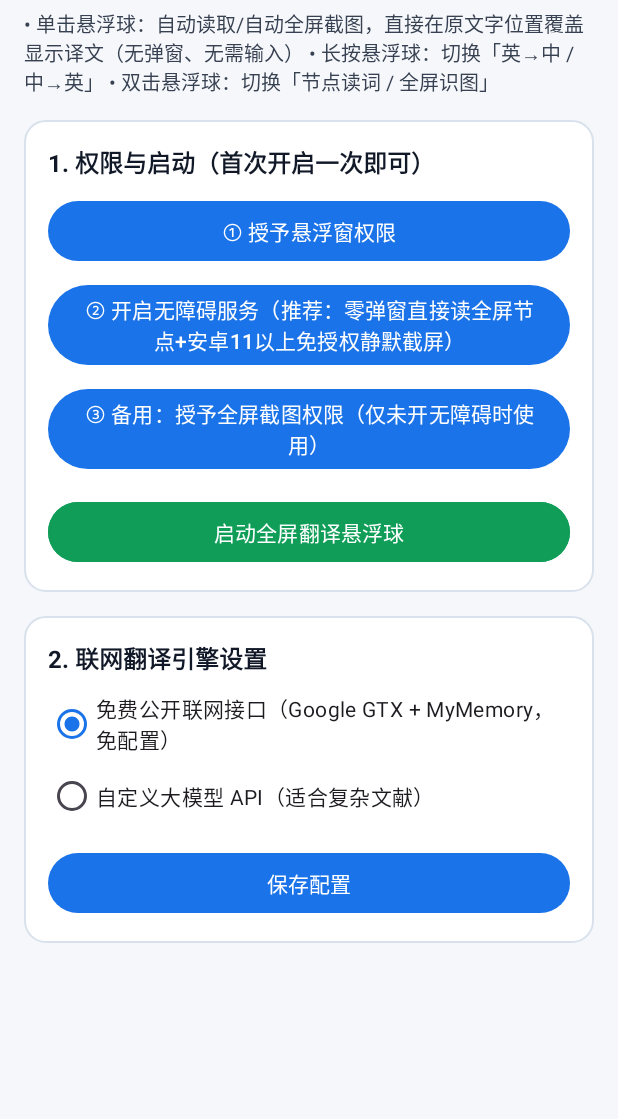
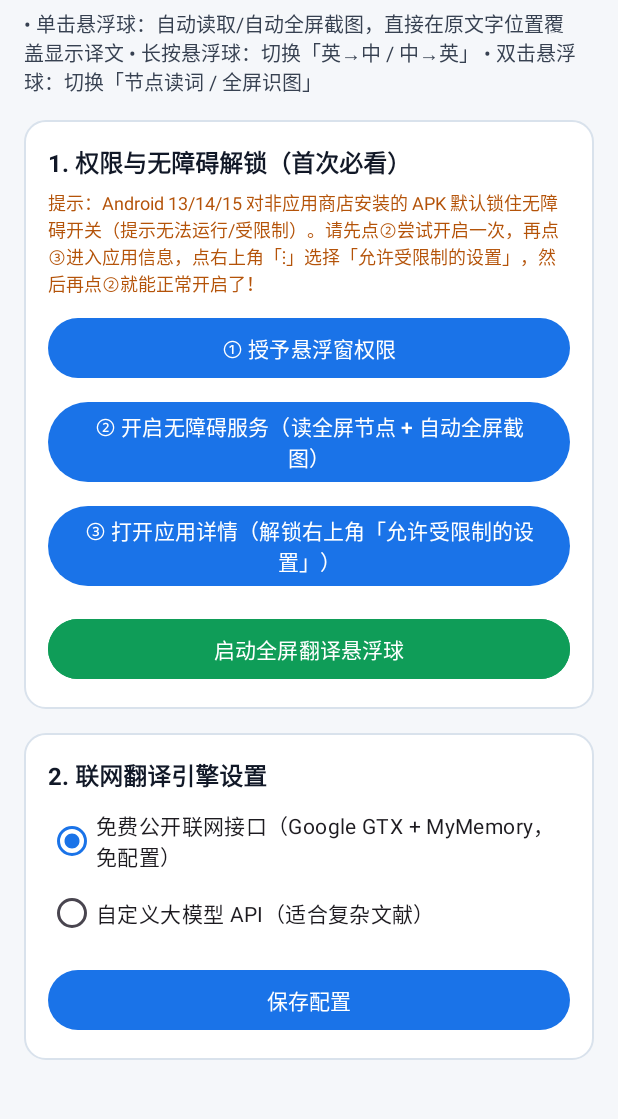
Before and after one commit to 713-ls/FloatTranslate, an Android app: the screen it shows after launch (MainActivity), on a phone screen of 412 x 824 dp, the part 73-1192 px from its top. Run offline under Robolectric (Android 15) with nearby library versions, the phone set to English and light mode, and no system bars.

Commit message:
clean FloatTranslate fixed build three

```diff
--- a/app/src/main/AndroidManifest.xml
+++ b/app/src/main/AndroidManifest.xml
@@ -4,7 +4,6 @@
     <uses-permission android:name="android.permission.INTERNET" />
     <uses-permission android:name="android.permission.SYSTEM_ALERT_WINDOW" />
     <uses-permission android:name="android.permission.FOREGROUND_SERVICE" />
-    <uses-permission android:name="android.permission.FOREGROUND_SERVICE_MEDIA_PROJECTION" />
     <uses-permission android:name="android.permission.FOREGROUND_SERVICE_SPECIAL_USE" />
     <uses-permission android:name="android.permission.POST_NOTIFICATIONS" />
 
@@ -29,7 +28,7 @@
             android:name=".service.FloatingTranslatorService"
             android:enabled="true"
             android:exported="false"
-            android:foregroundServiceType="mediaProjection|specialUse">
+            android:foregroundServiceType="specialUse">
             <property
                 android:name="android.app.PROPERTY_SPECIAL_USE_FGS_SUBTYPE"
                 android:value="floating_translation_overlay" />
@@ -37,6 +36,7 @@
 
         <service
             android:name=".service.NodeAccessibilityService"
+            android:enabled="true"
             android:exported="true"
             android:label="@string/accessibility_service_label"
             android:permission="android.permission.BIND_ACCESSIBILITY_SERVICE">
--- a/app/src/main/java/com/sheng/floattranslate/ui/MainActivity.kt
+++ b/app/src/main/java/com/sheng/floattranslate/ui/MainActivity.kt
@@ -1,9 +1,6 @@
 package com.sheng.floattranslate.ui
 
-import android.app.Activity
-import android.content.Context
 import android.content.Intent
-import android.media.projection.MediaProjectionManager
 import android.net.Uri
 import android.os.Build
 import android.os.Bundle
@@ -15,28 +12,14 @@ import android.widget.LinearLayout
 import android.widget.RadioButton
 import android.widget.RadioGroup
 import android.widget.Toast
-import androidx.activity.result.contract.ActivityResultContracts
 import androidx.appcompat.app.AppCompatActivity
 import com.sheng.floattranslate.R
-import com.sheng.floattranslate.ocr.ScreenOcrManager
 import com.sheng.floattranslate.service.FloatingTranslatorService
 import com.sheng.floattranslate.util.PrefsManager
 
 class MainActivity : AppCompatActivity() {
 
     private lateinit var prefs: PrefsManager
-
-    private val screenCaptureLauncher = registerForActivityResult(
-        ActivityResultContracts.StartActivityForResult()
-    ) { result ->
-        if (result.resultCode == Activity.RESULT_OK && result.data != null) {
-            ScreenOcrManager.resultCode = result.resultCode
-            ScreenOcrManager.resultData = result.data
-            Toast.makeText(this, "全屏截图权限已就绪", Toast.LENGTH_SHORT).show()
-        } else {
-            Toast.makeText(this, "未授予截图权限（若已开启无障碍服务，Android 11+ 依然可直接全屏截图）", Toast.LENGTH_SHORT).show()
-        }
-    }
 
     override fun onCreate(savedInstanceState: Bundle?) {
         super.onCreate(savedInstanceState)
@@ -46,7 +29,7 @@ class MainActivity : AppCompatActivity() {
 
         val btnOverlay = findViewById<Button>(R.id.btnOverlayPerm)
         val btnAccessibility = findViewById<Button>(R.id.btnAccessibilityPerm)
-        val btnScreenCapture = findViewById<Button>(R.id.btnScreenCapturePerm)
+        val btnAppInfo = findViewById<Button>(R.id.btnAppInfo)
         val btnToggleFloating = findViewById<Button>(R.id.btnToggleFloating)
 
         val rgEngine = findViewById<RadioGroup>(R.id.rgEngine)
@@ -98,9 +81,13 @@ class MainActivity : AppCompatActivity() {
             startActivity(Intent(Settings.ACTION_ACCESSIBILITY_SETTINGS))
         }
 
-        btnScreenCapture.setOnClickListener {
-            val mpm = getSystemService(Context.MEDIA_PROJECTION_SERVICE) as MediaProjectionManager
-            screenCaptureLauncher.launch(mpm.createScreenCaptureIntent())
+        btnAppInfo.setOnClickListener {
+            startActivity(
+                Intent(
+                    Settings.ACTION_APPLICATION_DETAILS_SETTINGS,
+                    Uri.parse("package:$packageName")
+                )
+            )
         }
 
         btnToggleFloating.setOnClickListener {
--- a/app/src/main/res/layout/activity_main.xml
+++ b/app/src/main/res/layout/activity_main.xml
@@ -22,7 +22,7 @@
             android:layout_width="wrap_content"
             android:layout_height="wrap_content"
             android:layout_marginTop="6dp"
-            android:text="• 单击悬浮球：自动读取/自动全屏截图，直接在原文字位置覆盖显示译文（无弹窗、无需输入）
+            android:text="• 单击悬浮球：自动读取/自动全屏截图，直接在原文字位置覆盖显示译文
 • 长按悬浮球：切换「英→中 / 中→英」
 • 双击悬浮球：切换「节点读词 / 全屏识图」"
             android:textColor="#374151"
@@ -39,10 +39,18 @@
             <TextView
                 android:layout_width="wrap_content"
                 android:layout_height="wrap_content"
-                android:text="1. 权限与启动（首次开启一次即可）"
+                android:text="1. 权限与无障碍解锁（首次必看）"
                 android:textColor="#111827"
                 android:textSize="16sp"
                 android:textStyle="bold" />
+
+            <TextView
+                android:layout_width="match_parent"
+                android:layout_height="wrap_content"
+                android:layout_marginTop="6dp"
+                android:text="提示：Android 13/14/15 对非应用商店安装的 APK 默认锁住无障碍开关（提示无法运行/受限制）。请先点②尝试开启一次，再点③进入应用信息，点右上角「⋮」选择「允许受限制的设置」，然后再点②就能正常开启了！"
+                android:textColor="#B45309"
+                android:textSize="12sp" />
 
             <Button
                 android:id="@+id/btnOverlayPerm"
@@ -56,14 +64,14 @@
                 android:layout_width="match_parent"
                 android:layout_height="wrap_content"
                 android:layout_marginTop="8dp"
-                android:text="② 开启无障碍服务（推荐：零弹窗直接读全屏节点+安卓11以上免授权静默截屏）" />
+                android:text="② 开启无障碍服务（读全屏节点 + 自动全屏截图）" />
 
             <Button
-                android:id="@+id/btnScreenCapturePerm"
+                android:id="@+id/btnAppInfo"
                 android:layout_width="match_parent"
                 android:layout_height="wrap_content"
                 android:layout_marginTop="8dp"
-                android:text="③ 备用：授予全屏截图权限（仅未开无障碍时使用）" />
+                android:text="③ 打开应用详情（解锁右上角「允许受限制的设置」）" />
 
             <Button
                 android:id="@+id/btnToggleFloating"
```
Also changed, not shown: app/src/main/java/com/sheng/floattranslate/ocr/ScreenOcrManager.kt (+8 -103 lines), app/src/main/java/com/sheng/floattranslate/service/FloatingTranslatorService.kt (+21 -16 lines).
